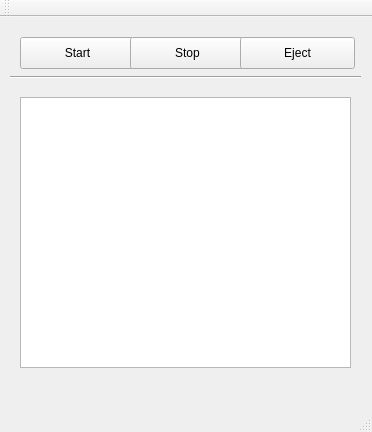
The window that mainwindow.ui (cyclothunder/isoMultiCreator) describes before a commit, drawn with Qt 5.
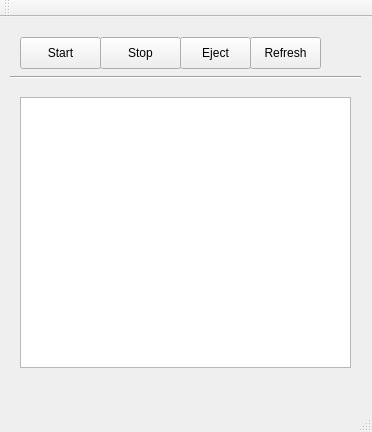
The same window after the commit.

What changed in the file:
```diff
--- a/mainwindow.ui
+++ b/mainwindow.ui
@@ -19,7 +19,7 @@
      <rect>
       <x>20</x>
       <y>20</y>
-      <width>115</width>
+      <width>81</width>
       <height>32</height>
      </rect>
     </property>
@@ -30,9 +30,9 @@
    <widget class="QPushButton" name="pushButton_Stop">
     <property name="geometry">
      <rect>
-      <x>130</x>
+      <x>100</x>
       <y>20</y>
-      <width>115</width>
+      <width>81</width>
       <height>32</height>
      </rect>
     </property>
@@ -43,9 +43,9 @@
    <widget class="QPushButton" name="pushButtonEject">
     <property name="geometry">
      <rect>
-      <x>240</x>
+      <x>180</x>
       <y>20</y>
-      <width>115</width>
+      <width>71</width>
       <height>32</height>
      </rect>
     </property>
@@ -76,6 +76,19 @@
      </rect>
     </property>
    </widget>
+   <widget class="QPushButton" name="pushButtonRefresh">
+    <property name="geometry">
+     <rect>
+      <x>250</x>
+      <y>20</y>
+      <width>71</width>
+      <height>32</height>
+     </rect>
+    </property>
+    <property name="text">
+     <string>Refresh</string>
+    </property>
+   </widget>
   </widget>
   <widget class="QMenuBar" name="menuBar">
    <property name="geometry">
```
